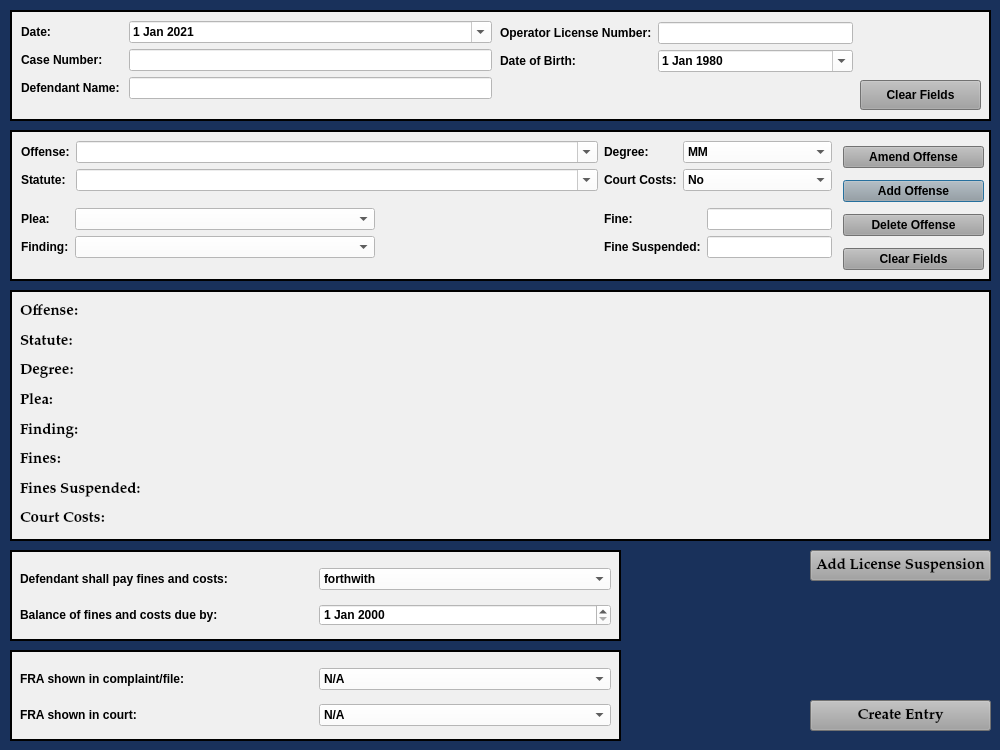
Old version of the form resources/ui/TrafficCaseInformationDialog.ui in the repository HunterProgram22/MuniEntry.
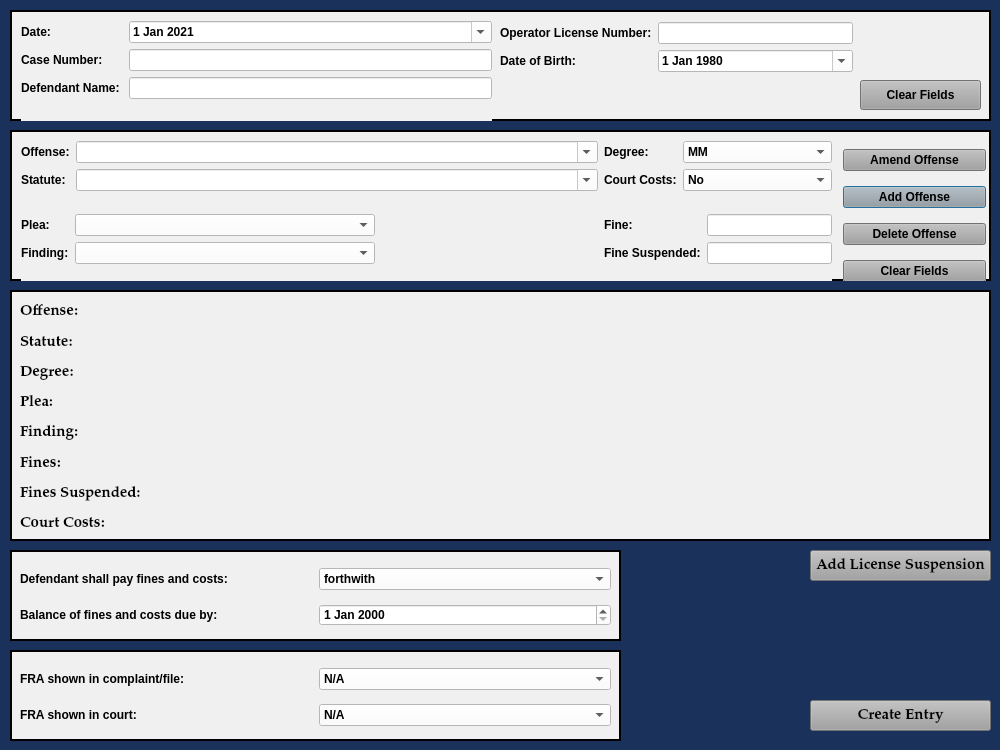
New version of the form.

```diff
--- a/resources/ui/TrafficCaseInformationDialog.ui
+++ b/resources/ui/TrafficCaseInformationDialog.ui
@@ -182,8 +182,8 @@
      <rect>
       <x>833</x>
       <y>10</y>
-      <width>141</width>
-      <height>136</height>
+      <width>143</width>
+      <height>152</height>
      </rect>
     </property>
     <layout class="QGridLayout" name="gridLayout">
@@ -238,13 +238,13 @@
      </item>
     </layout>
    </widget>
-   <widget class="QWidget" name="">
+   <widget class="QWidget" name="layoutWidget">
     <property name="geometry">
      <rect>
       <x>11</x>
       <y>11</y>
       <width>811</width>
-      <height>128</height>
+      <height>140</height>
      </rect>
     </property>
     <layout class="QGridLayout" name="gridLayout_3" columnstretch="1,0">
@@ -569,7 +569,7 @@
       <x>10</x>
       <y>10</y>
       <width>961</width>
-      <height>231</height>
+      <height>236</height>
      </rect>
     </property>
     <layout class="QGridLayout" name="charges_gridLayout">
@@ -760,7 +760,7 @@
       <x>11</x>
       <y>11</y>
       <width>471</width>
-      <height>93</height>
+      <height>102</height>
      </rect>
     </property>
     <layout class="QFormLayout" name="formLayout_3">
@@ -846,7 +846,7 @@
       <x>490</x>
       <y>12</y>
       <width>353</width>
-      <height>60</height>
+      <height>66</height>
      </rect>
     </property>
     <layout class="QFormLayout" name="formLayout_4">
```
Left out of the diff: 62 changed lines with no effect on the pictures.
